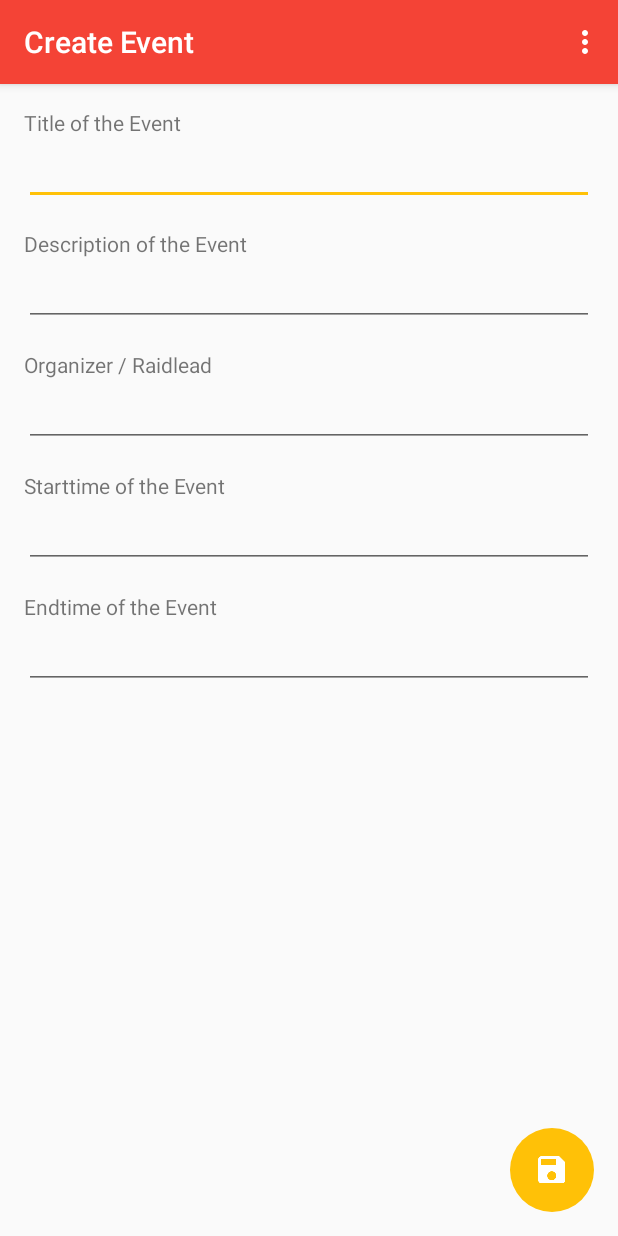
After one commit to dhartwich1991/gc_gaming_android, an Android app: the CreateEventActivity screen opened directly, with no data from a screen before it, on a phone screen of 412 x 824 dp. The commit adds this screen. Run offline under Robolectric (Android 15) with nearby library versions, the phone set to English and light mode, and no system bars.

```diff
--- a/app/build.gradle
+++ b/app/build.gradle
@@ -30,4 +30,5 @@ dependencies {
     compile 'com.android.support:appcompat-v7:21.0.2'
     compile 'com.android.support:cardview-v7:21.0.+'
     compile 'com.android.support:recyclerview-v7:21.0.+'
+    compile 'net.danlew:android.joda:2.6.0'
 }
--- /dev/null
+++ b/app/src/main/java/com/jdapplications/gcgaming/activities/CreateEventActivity.java
@@ -0,0 +1,93 @@
+package com.jdapplications.gcgaming.activities;
+
+import android.support.v7.app.ActionBarActivity;
+import android.os.Bundle;
+import android.view.Menu;
+import android.view.MenuItem;
+import android.view.View;
+import android.widget.EditText;
+import android.widget.Toast;
+
+import com.jdapplications.gcgaming.R;
+import com.jdapplications.gcgaming.listener.OnAsyncResultListener;
+import com.jdapplications.gcgaming.tasks.SaveEventTask;
+import com.jdapplications.gcgaming.ui.FloatingActionButton;
+
+public class CreateEventActivity extends ActionBarActivity implements View.OnClickListener, OnAsyncResultListener {
+
+    private FloatingActionButton fab;
+    private OnAsyncResultListener asyncResultListener;
+    private EditText eventTitle, eventDescription, eventOrga, eventStart, eventEnd;
+
+    @Override
+    protected void onCreate(Bundle savedInstanceState) {
+        super.onCreate(savedInstanceState);
+        setContentView(R.layout.activity_create_event);
+        fab = (FloatingActionButton) findViewById(R.id.fab_save_event);
+        fab.setOnClickListener(this);
+        setOnAsyncResultListener(this);
+
+        eventTitle = (EditText) findViewById(R.id.new_event_title);
+        eventDescription = (EditText) findViewById(R.id.new_event_desc);
+        eventOrga = (EditText) findViewById(R.id.new_event_orga);
+        eventStart = (EditText) findViewById(R.id.new_event_start);
+        eventEnd = (EditText) findViewById(R.id.new_event_end);
+    }
+
+
+    @Override
+    public boolean onCreateOptionsMenu(Menu menu) {
+        // Inflate the menu; this adds items to the action bar if it is present.
+        getMenuInflater().inflate(R.menu.menu_create_event, menu);
+        return true;
+    }
+
+    @Override
+    public boolean onOptionsItemSelected(MenuItem item) {
+        // Handle action bar item clicks here. The action bar will
+        // automatically handle clicks on the Home/Up button, so long
+        // as you specify a parent activity in AndroidManifest.xml.
+        int id = item.getItemId();
+
+        //noinspection SimplifiableIfStatement
+        if (id == R.id.action_settings) {
+            return true;
+        }
+
+        return super.onOptionsItemSelected(item);
+    }
+
+    void setOnAsyncResultListener(OnAsyncResultListener listener) {
+        this.asyncResultListener = listener;
+    }
+
+    @Override
+    public void onClick(View v) {
+        if (v.getId() == R.id.fab_save_event) {
+            saveEvent();
+        }
+    }
+
+    private void saveEvent() {
+        String title, desc, orga, start, end;
+        title = eventTitle.getText().toString();
+        desc = eventDescription.getText().toString();
+        orga = eventOrga.getText().toString();
+        start = eventStart.getText().toString();
+        end = eventEnd.getText().toString();
+
+        new SaveEventTask(asyncResultListener).execute(title, desc, orga, start, end);
+        fab.setEnabled(false);
+    }
+
+    @Override
+    public void onResult(String response) {
+        Toast.makeText(CreateEventActivity.this, "Event created", Toast.LENGTH_SHORT).show();
+        finish();
+    }
+
+    @Override
+    public void onError(Exception e) {
+        Toast.makeText(CreateEventActivity.this, "Event was not created " + e.getMessage(), Toast.LENGTH_SHORT).show();
+    }
+}
--- a/app/src/main/java/com/jdapplications/gcgaming/activities/StartActivity.java
+++ b/app/src/main/java/com/jdapplications/gcgaming/activities/StartActivity.java
@@ -48,12 +48,10 @@ public class StartActivity extends ActionBarActivity implements View.OnClickList
         editor = sharedPref.edit();
 
         if (sharedPref.getString("access_token", null) != null) {
-            Log.d("DEBUG", "sharedPreferences have a token");
             task = new LoginTask(asyncListener);
             task.execute(sharedPref.getString("username", null), sharedPref.getString("password", null));
             loginSubmitButton.setEnabled(false);
         }
-        Log.d("DEBUG", "sharedPreferences do not have a token");
 
     }
 
@@ -97,14 +95,11 @@ public class StartActivity extends ActionBarActivity implements View.OnClickList
 
     @Override
     public void onResult(String response) {
-        Toast.makeText(StartActivity.this, response, Toast.LENGTH_SHORT).show();
-        Log.d("LoginResponse", response);
         loginSubmitButton.setEnabled(true);
         if (response != null) {
             try {
                 jsonResponse = new JSONObject(response);
                 if (jsonResponse.getInt("code") == 0) {
-                    //TODO: Save Login and Password in SharedPreferences here
                     JSONObject loginUser = jsonResponse.optJSONObject("user");
                     editor.putBoolean("admin", loginUser.optBoolean("admin", false));
                     editor.putBoolean("moderator", loginUser.optBoolean("moderator", false));
--- a/app/src/main/java/com/jdapplications/gcgaming/adapters/AvailableRaidsAdapter.java
+++ b/app/src/main/java/com/jdapplications/gcgaming/adapters/AvailableRaidsAdapter.java
@@ -8,6 +8,7 @@ import android.widget.TextView;
 
 import com.jdapplications.gcgaming.R;
 import com.jdapplications.gcgaming.models.Raid;
+import com.jdapplications.gcgaming.utils.DateFormatter;
 
 import java.util.ArrayList;
 
@@ -72,8 +73,9 @@ public class AvailableRaidsAdapter extends RecyclerView.Adapter<AvailableRaidsAd
         Raid tempRaid = availableRaids.get(i);
         viewHolder.raidTitle.setText(tempRaid.name);
         viewHolder.raidDescription.setText(tempRaid.description);
-        viewHolder.raidStart.setText(tempRaid.startsAt);
-        viewHolder.raidEnd.setText(tempRaid.endsAt);
+
+        viewHolder.raidStart.setText(DateFormatter.formatJSONISO8601Date(tempRaid.startsAt));
+        viewHolder.raidEnd.setText(DateFormatter.formatJSONISO8601Date(tempRaid.endsAt));
         viewHolder.raidLeads.setText(tempRaid.leader);
     }
 
--- /dev/null
+++ b/app/src/main/res/layout/activity_create_event.xml
@@ -0,0 +1,144 @@
+<ScrollView xmlns:android="http://schemas.android.com/apk/res/android"
+    xmlns:tools="http://schemas.android.com/tools"
+    android:layout_width="match_parent"
+    android:layout_height="match_parent"
+    android:fillViewport="true"
+    android:focusable="true"
+    android:focusableInTouchMode="true">
+
+    <RelativeLayout xmlns:android="http://schemas.android.com/apk/res/android"
+        xmlns:tools="http://schemas.android.com/tools"
+        android:layout_width="match_parent"
+        android:layout_height="wrap_content"
+        android:paddingLeft="@dimen/activity_horizontal_margin"
+        android:paddingRight="@dimen/activity_horizontal_margin"
+        android:paddingTop="@dimen/activity_vertical_margin"
+        android:paddingBottom="@dimen/activity_vertical_margin"
+        tools:context="com.jdapplications.gcgaming.activities.CreateEventActivity"
+        android:focusable="true"
+        android:focusableInTouchMode="true">
+
+        <TextView
+            android:layout_width="wrap_content"
+            android:layout_height="wrap_content"
+            android:text="Title of the Event"
+            android:id="@+id/new_event_title_desc"
+            android:layout_alignParentTop="true"
+            android:layout_alignParentLeft="true"
+            android:layout_alignParentStart="true" />
+
+        <EditText
+            android:layout_width="wrap_content"
+            android:layout_height="wrap_content"
+            android:id="@+id/new_event_title"
+            android:layout_below="@+id/new_event_title_desc"
+            android:layout_alignParentLeft="true"
+            android:layout_alignParentStart="true"
+            android:layout_alignParentRight="true"
+            android:layout_alignParentEnd="true" />
+
+        <com.jdapplications.gcgaming.ui.FloatingActionButton
+            android:id="@+id/fab_save_event"
+            android:layout_width="@dimen/fab_size"
+            android:layout_height="@dimen/fab_size"
+            android:layout_alignParentBottom="true"
+            android:layout_alignParentRight="true"
+            android:layout_alignParentEnd="true"
+            android:background="@drawable/fab_background"
+            android:stateListAnimator="@animator/fab_anim"
+            android:clickable="false">
+
+            <ImageView
+                android:layout_width="@dimen/fab_icon_size"
+                android:layout_height="@dimen/fab_icon_size"
+                android:src="@drawable/ic_save_black_24dp"
+                android:tint="@color/text_color"
+                android:layout_gravity="center"
+                android:duplicateParentState="true" />
+
+        </com.jdapplications.gcgaming.ui.FloatingActionButton>
+
+        <TextView
+            android:layout_width="wrap_content"
+            android:layout_height="wrap_content"
+            android:text="Description of the Event"
+            android:layout_marginTop="16dp"
+            android:id="@+id/new_event_desc_desc"
+            android:layout_below="@+id/new_event_title"
+            android:layout_alignParentLeft="true"
+            android:layout_alignParentStart="true" />
+
+        <EditText
+            android:layout_width="wrap_content"
+            android:layout_height="wrap_content"
+            android:inputType="textMultiLine"
+            android:ems="10"
+            android:id="@+id/new_event_desc"
+            android:layout_below="@+id/new_event_desc_desc"
+            android:layout_alignParentLeft="true"
+            android:layout_alignParentStart="true"
+            android:layout_alignParentRight="true"
+            android:layout_alignParentEnd="true" />
+
+        <TextView
+            android:layout_width="wrap_content"
+            android:layout_height="wrap_content"
+            android:text="Organizer / Raidlead"
+            android:id="@+id/new_event_orga_desc"
+            android:layout_below="@+id/new_event_desc"
+            android:layout_alignParentLeft="true"
+            android:layout_alignParentStart="true"
+            android:layout_marginTop="16dp" />
+
+        <EditText
+            android:layout_width="wrap_content"
+            android:layout_height="wrap_content"
+            android:id="@+id/new_event_orga"
+            android:layout_below="@+id/new_event_orga_desc"
+            android:layout_alignParentLeft="true"
+            android:layout_alignParentStart="true"
+            android:layout_alignParentRight="true"
+            android:layout_alignParentEnd="true" />
+
+        <TextView
+            android:layout_width="wrap_content"
+            android:layout_height="wrap_content"
+            android:text="Starttime of the Event"
+            android:id="@+id/new_event_start_desc"
+            android:layout_below="@+id/new_event_orga"
+            android:layout_alignParentLeft="true"
+            android:layout_alignParentStart="true"
+            android:layout_marginTop="16dp" />
+
+        <EditText
+            android:layout_width="wrap_content"
+            android:layout_height="wrap_content"
+            android:id="@+id/new_event_start"
+            android:layout_below="@+id/new_event_start_desc"
+            android:layout_alignParentLeft="true"
+            android:layout_alignParentStart="true"
+            android:layout_alignParentRight="true"
+            android:layout_alignParentEnd="true" />
+
+        <TextView
+            android:layout_width="wrap_content"
+            android:layout_height="wrap_content"
+            android:text="Endtime of the Event"
+            android:id="@+id/new_event_end_desc"
+            android:layout_below="@+id/new_event_start"
+            android:layout_alignParentLeft="true"
+            android:layout_alignParentStart="true"
+            android:layout_marginTop="16dp" />
+
+        <EditText
+            android:layout_width="wrap_content"
+            android:layout_height="wrap_content"
+            android:id="@+id/new_event_end"
+            android:layout_below="@+id/new_event_end_desc"
+            android:layout_alignParentLeft="true"
+            android:layout_alignParentStart="true"
+            android:layout_alignParentRight="true"
+            android:layout_alignParentEnd="true" />
+
+    </RelativeLayout>
+</ScrollView>
--- a/app/src/main/res/layout/entry_available_raids.xml
+++ b/app/src/main/res/layout/entry_available_raids.xml
@@ -23,13 +23,16 @@
                 android:id="@+id/raid_title"
                 android:layout_width="wrap_content"
                 android:layout_height="wrap_content"
+                android:textStyle="bold"
                 android:text="Raid Title" />
 
             <TextView
                 android:id="@+id/raid_desc"
                 android:layout_width="wrap_content"
                 android:layout_height="wrap_content"
-                android:text="Raid Description" />
+                android:ellipsize="end"
+                android:maxLines="3"
+                android:text="Raid DescriptionRaid DescRaid DescriptioRaid DescriptioRaid DescriptioRaid DescriptioRaid DescriptioRaid DescriptioRaid DescriptioRaid DescriptioRaid DescriptioRaid DescriptioRaid DescriptioRaid DescriptioriptioRaid DescriptioRaid DescriptioRaid DescriptioRaid Descriptio Raid Descriptio" />
 
             <TextView
                 android:id="@+id/raid_start"
--- /dev/null
+++ b/app/src/main/res/menu/menu_create_event.xml
@@ -0,0 +1,7 @@
+<menu xmlns:android="http://schemas.android.com/apk/res/android"
+    xmlns:app="http://schemas.android.com/apk/res-auto"
+    xmlns:tools="http://schemas.android.com/tools"
+    tools:context="com.jdapplications.gcgaming.activities.CreateEventActivity">
+    <item android:id="@+id/action_settings" android:title="@string/action_settings"
+        android:orderInCategory="100" app:showAsAction="never" />
+</menu>
--- a/app/src/main/res/values/strings.xml
+++ b/app/src/main/res/values/strings.xml
@@ -5,6 +5,7 @@
     <string name="hello_world">Hello world!</string>
     <string name="action_settings">Settings</string>
     <string name="title_activity_start">Login</string>
-    <string name="title_activity_available_raids">AvailableRaids</string>
+    <string name="title_activity_available_raids">Raids</string>
+    <string name="title_activity_create_event">Create Event</string>
 
 </resources>
```
Also changed, not shown: app/src/main/AndroidManifest.xml (+8 -3 lines), app/src/main/java/com/jdapplications/gcgaming/activities/AvailableRaidsActivity.java (+69 -42 lines), app/src/main/java/com/jdapplications/gcgaming/tasks/SaveEventTask.java (added, +88 -0 lines), app/src/main/java/com/jdapplications/gcgaming/utils/DateFormatter.java (added, +25 -0 lines), app/src/main/res/layout/activity_available_raids.xml (+16 -7 lines), app/src/main/res/drawable-xxhdpi/ic_save_black_24dp.png (added), 1 other file.
